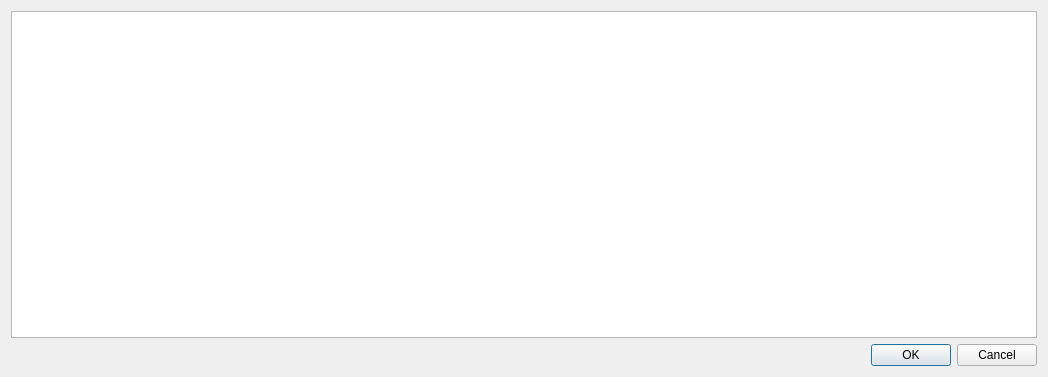
Qt form UI/sqlresult.ui (wei17hao10/daily-check) before a commit.
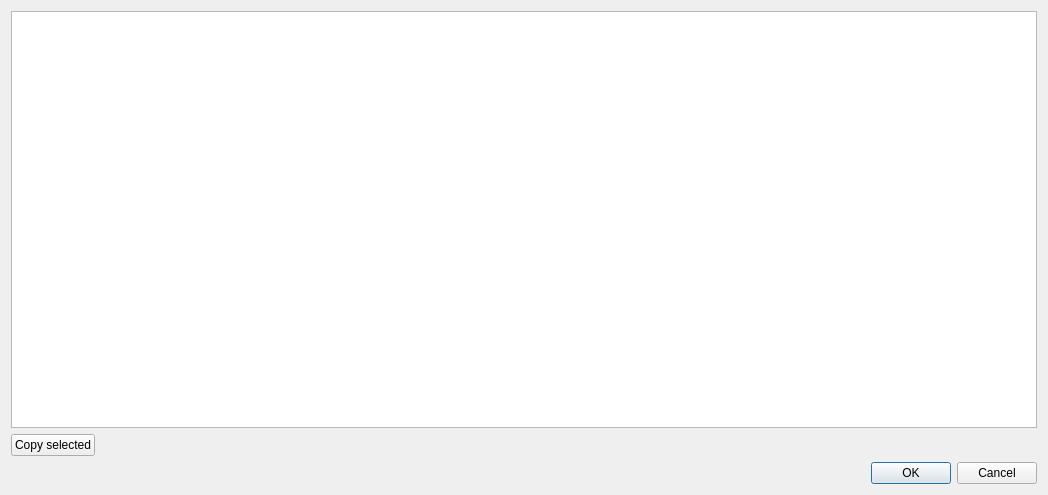
The same form after that commit.

Diff of the .ui file:
```diff
--- a/UI/sqlresult.ui
+++ b/UI/sqlresult.ui
@@ -10,7 +10,7 @@
     <x>0</x>
     <y>0</y>
     <width>1048</width>
-    <height>377</height>
+    <height>495</height>
    </rect>
   </property>
   <property name="windowTitle">
@@ -30,6 +30,30 @@
      </attribute>
     </widget>
    </item>
+   <item>
+    <layout class="QHBoxLayout" name="horizontalLayout">
+     <item>
+      <widget class="QPushButton" name="btn_copy">
+       <property name="text">
+        <string>Copy selected</string>
+       </property>
+      </widget>
+     </item>
+     <item>
+      <spacer name="horizontalSpacer">
+       <property name="orientation">
+        <enum>Qt::Horizontal</enum>
+       </property>
+       <property name="sizeHint" stdset="0">
+        <size>
+         <width>40</width>
+         <height>20</height>
+        </size>
+       </property>
+      </spacer>
+     </item>
+    </layout>
+   </item>
    <item>
     <widget class="QDialogButtonBox" name="buttonBox">
      <property name="orientation">
```
